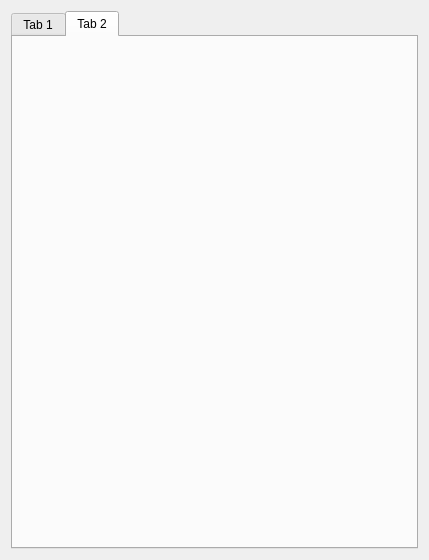
This is framefab_gui/src/uis/framefab_widget.ui in yijiangh/choreo as Qt 5 draws it before an edit. The edited form follows.
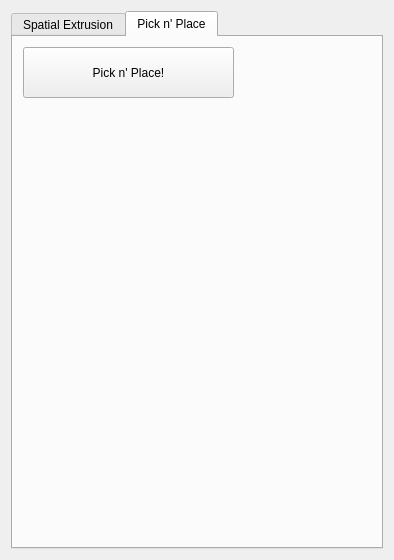
This is the edited form. The open tabs and pages were chosen to show the change.

Commit message: init picknplace ui workflow.

Patch:
```diff
--- a/framefab_gui/src/uis/framefab_widget.ui
+++ b/framefab_gui/src/uis/framefab_widget.ui
@@ -6,7 +6,7 @@
    <rect>
     <x>0</x>
     <y>0</y>
-    <width>429</width>
+    <width>394</width>
     <height>560</height>
    </rect>
   </property>
@@ -33,7 +33,7 @@
        </sizepolicy>
       </property>
       <attribute name="title">
-       <string>Tab 1</string>
+       <string>Spatial Extrusion</string>
       </attribute>
       <widget class="QWidget" name="">
        <property name="geometry">
@@ -185,8 +185,21 @@
      </widget>
      <widget class="QWidget" name="tab_6">
       <attribute name="title">
-       <string>Tab 2</string>
+       <string>Pick n' Place</string>
       </attribute>
+      <widget class="QPushButton" name="pushbutton_picknplace">
+       <property name="geometry">
+        <rect>
+         <x>10</x>
+         <y>10</y>
+         <width>211</width>
+         <height>51</height>
+        </rect>
+       </property>
+       <property name="text">
+        <string>Pick n' Place!</string>
+       </property>
+      </widget>
      </widget>
     </widget>
    </item>
```
Left out of the diff: 2 changed lines with no effect on the pictures. The commit also changes 8 other files.
